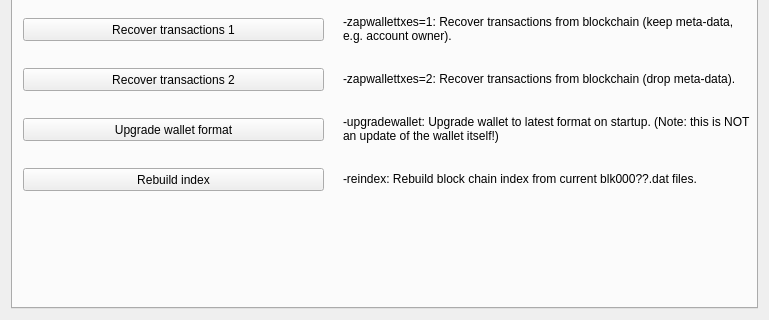
Old version of the form src/qt/forms/debugwindow.ui in the repository X9Developers/XSN; both pictures show x 0 to 769 and y 219 to 539 of the 769 by 539 pixel window.
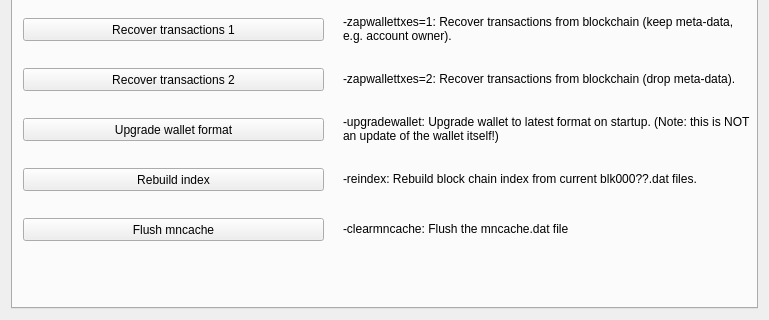
New version of the form. The open tabs and pages were chosen to show the change. Icons and pictures are not drawn. Custom widgets are drawn as their Qt base class.

```diff
--- a/src/qt/forms/debugwindow.ui
+++ b/src/qt/forms/debugwindow.ui
@@ -1725,6 +1725,35 @@
         <string>Wallet Path</string>
        </property>
       </widget>
+      <widget class="QPushButton" name="btn_flashmncache">
+       <property name="geometry">
+        <rect>
+         <x>10</x>
+         <y>400</y>
+         <width>301</width>
+         <height>23</height>
+        </rect>
+       </property>
+       <property name="text">
+        <string>Flush mncache</string>
+       </property>
+      </widget>
+      <widget class="QLabel" name="label_flush_mncache">
+       <property name="geometry">
+        <rect>
+         <x>330</x>
+         <y>390</y>
+         <width>411</width>
+         <height>41</height>
+        </rect>
+       </property>
+       <property name="text">
+        <string>-clearmncache: Flush the mncache.dat file </string>
+       </property>
+       <property name="wordWrap">
+        <bool>true</bool>
+       </property>
+      </widget>
      </widget>
     </widget>
    </item>
```
Left out of the diff: 2 changed lines with no effect on the pictures.
